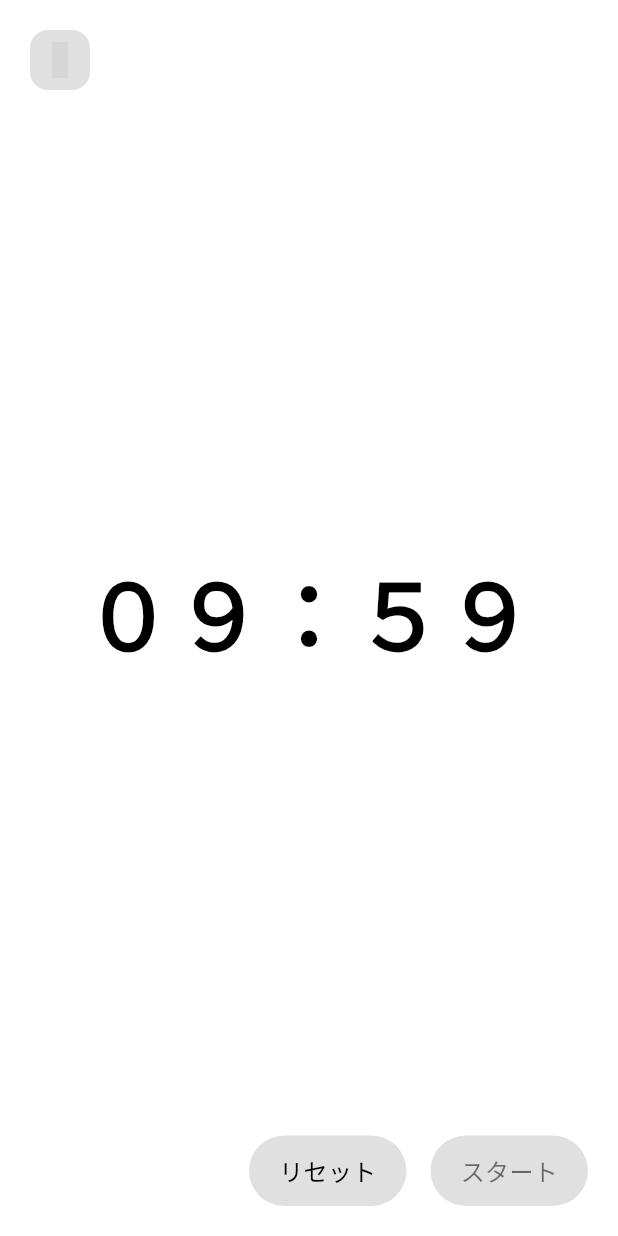
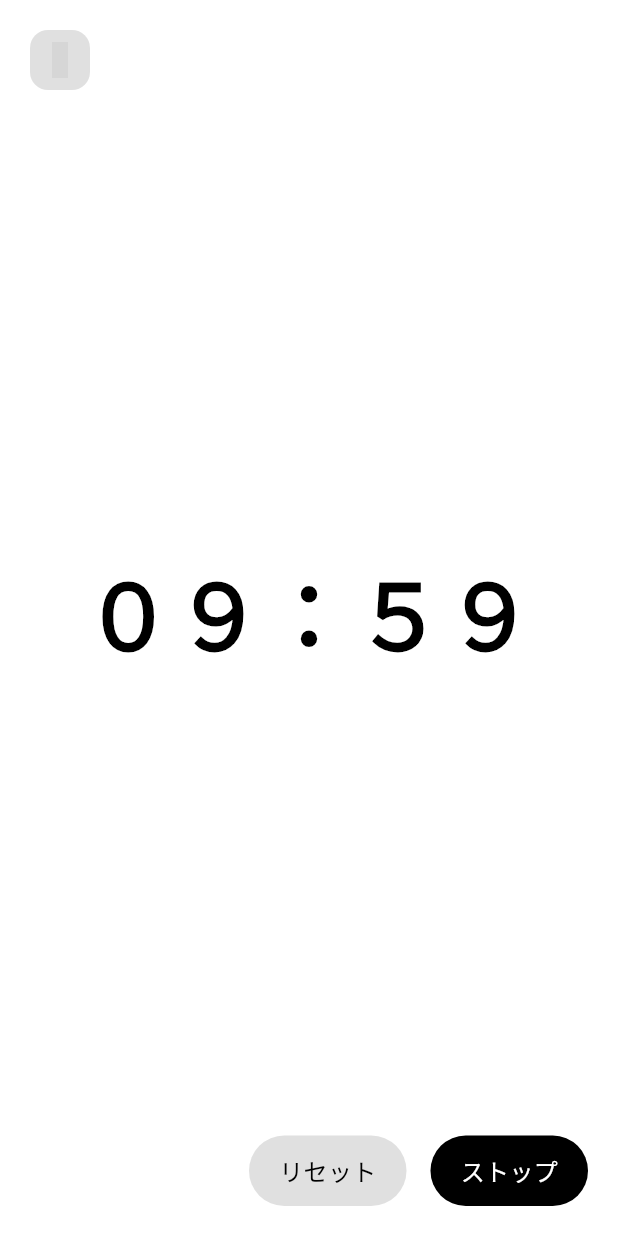
Before and after one commit to rai03k/tegaki-recipe, a Flutter app: the TimerScreen screen opened by its route, scrolled down 576 dp, after a tap on "スタート", on a phone screen of 412 x 824 dp. Run offline on Flutter 3.47's test engine with Material 3 defaults, Android fonts, the phone set to English and light mode, and no system bars; our stand-ins replace drift, drift_flutter, flutter_riverpod, freezed_annotation, go_router, hugeicons and 5 more; accounts and stored records are empty; generated files the repository leaves out were written again; Roboto replaces fonts that are missing (ArmedLemon); grey boxes are pictures that could not be loaded.

Commit message:
タイマーにスタート・ストップ機能を追加
- _toggleTimer()関数でスタート/ストップを切り替え
- _stopTimer()関数で一時停止機能を実装
- ボタンテキストが動的に「スタート」↔「ストップ」に変化
- 停止中から再開時に残り時間を保持
- 初回開始時のみ残り時間を設定する仕組み
- より使いやすいタイマーUIに改善

🤖 Generated with [Claude Code](https://claude.ai/code)

Co-Authored-By: Claude <noreply@anthropic.com>

```diff
--- a/lib/views/timer_screen.dart
+++ b/lib/views/timer_screen.dart
@@ -44,7 +44,10 @@ class _TimerScreenState extends ConsumerState<TimerScreen> {
     setState(() {
       _isRunning = true;
       _isPickerMode = false;
-      _remainingSeconds = _totalSeconds;
+      // 初回開始時のみ残り時間を設定
+      if (_remainingSeconds == 0) {
+        _remainingSeconds = _totalSeconds;
+      }
     });
 
     _timer = Timer.periodic(const Duration(seconds: 1), (timer) {
@@ -58,6 +61,22 @@ class _TimerScreenState extends ConsumerState<TimerScreen> {
         }
       });
     });
+  }
+
+  void _stopTimer() {
+    _timer?.cancel();
+    setState(() {
+      _isRunning = false;
+      // ピッカーモードには戻らず、停止状態を保持
+    });
+  }
+
+  void _toggleTimer() {
+    if (_isRunning) {
+      _stopTimer();
+    } else {
+      _startTimer();
+    }
   }
 
   void _resetTimer() {
@@ -172,23 +191,23 @@ class _TimerScreenState extends ConsumerState<TimerScreen> {
 
                   const SizedBox(width: 16),
 
-                  // スタートボタン
+                  // スタート/ストップボタン
                   GestureDetector(
-                    onTap: _isRunning ? null : _startTimer,
+                    onTap: _totalSeconds == 0 ? null : _toggleTimer,
                     child: Container(
                       padding: const EdgeInsets.symmetric(horizontal: 20, vertical: 12),
                       decoration: BoxDecoration(
-                        color: _isRunning
+                        color: _totalSeconds == 0
                           ? (isDarkMode ? Colors.white24 : Colors.black12)
                           : (isDarkMode ? Colors.white : Colors.black),
                         borderRadius: BorderRadius.circular(25),
                       ),
                       child: Text(
-                        'スタート',
+                        _isRunning ? 'ストップ' : 'スタート',
                         style: TextStyle(
                           fontFamily: 'ArmedLemon',
                           fontSize: 16,
-                          color: _isRunning
+                          color: _totalSeconds == 0
                             ? (isDarkMode ? Colors.white54 : Colors.black54)
                             : (isDarkMode ? Colors.black : Colors.white),
                         ),
```
